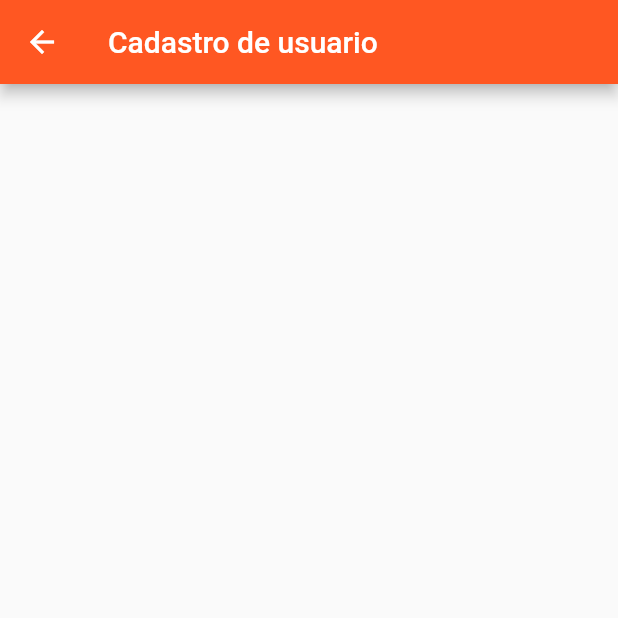
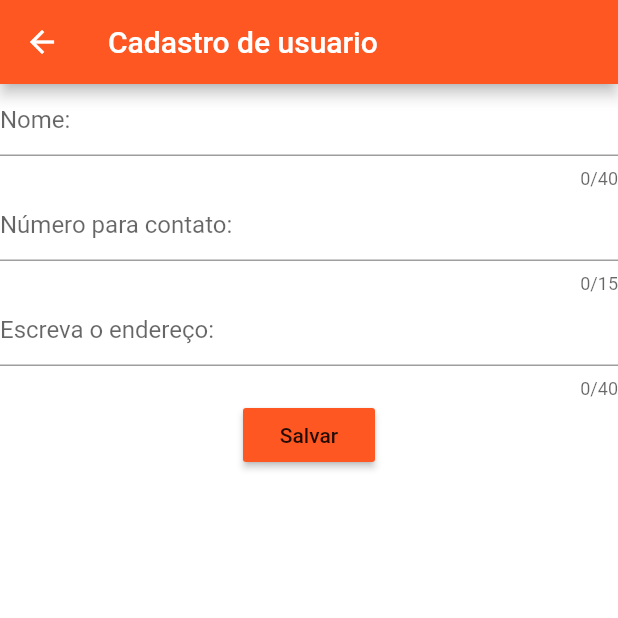
Before and after one commit to antony-raul/App_Cadastro, a Flutter app: the TelaCadastro screen opened directly, on a phone screen of 412 x 824 dp, the top half of it. Run offline on Flutter 3.47's test engine with Material 2 defaults, Android fonts, the phone set to English and light mode, and no system bars.

Commit message:
Modificação Tela Cadastro

```diff
--- a/lib/screens/tela_cadastro.dart
+++ b/lib/screens/tela_cadastro.dart
@@ -9,6 +9,56 @@ class TelaCadastro extends StatelessWidget {
       appBar: AppBar(
         title: const Text("Cadastro de usuario"),
       ),
+
+      body: Column(
+        children: <Widget>[
+          _Form(),
+        ],
+      ),
+
     );
+
+
+}
+  Widget _Form() {
+
+    return Expanded(
+      flex: 1,
+      child: Container(
+        color: Colors.white,
+        child: Column(
+          children: <Widget>[
+            new TextFormField(
+        decoration: new InputDecoration(hintText: 'Nome:'),
+        maxLength: 40,
+            ),
+
+            new TextFormField(
+                decoration: new InputDecoration(hintText: 'Número para contato:'),
+                keyboardType: TextInputType.phone,
+                maxLength: 15,
+                ),
+            new TextFormField(
+              decoration: new InputDecoration(hintText: 'Escreva o endereço:'),
+              maxLength: 40,
+            ),
+
+            new RaisedButton(
+              onPressed: _sendForm,
+                color: Colors.deepOrange,
+              child: new Text('Salvar'),
+            )
+
+          ],
+        ),
+      ),
+    );
+
+
   }
+
+  _sendForm() {
+
+  }
+
 }
```
Also changed, not shown: 1 other file.
